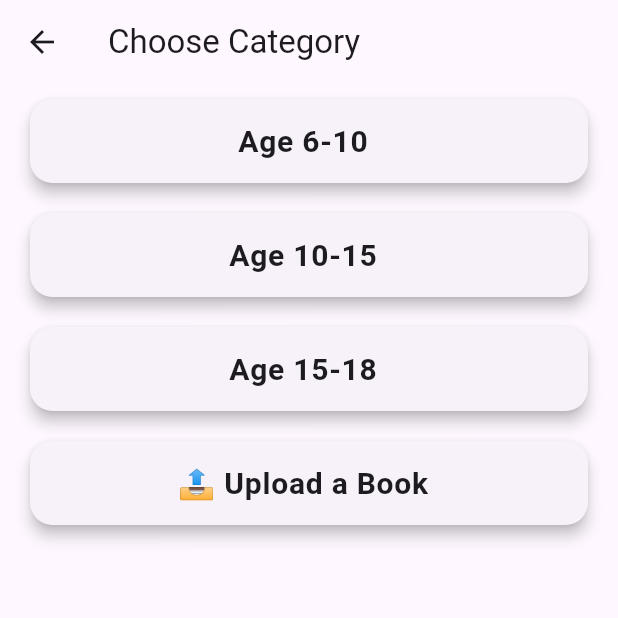
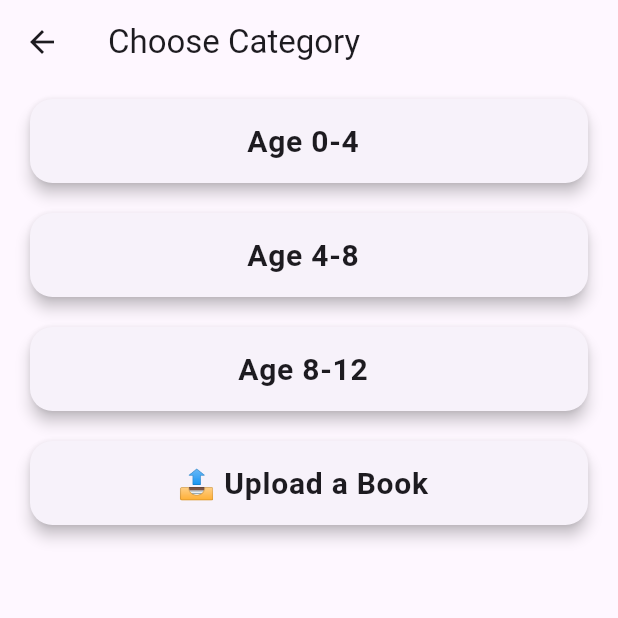
Before and after one commit to davidkotler/FlutterApp, a Flutter app: the screen it shows after launch, after a tap on "Get Started", on a phone screen of 412 x 824 dp, the top half of it. Run offline on Flutter 3.47's test engine with Material 3 defaults, Android fonts, the phone set to English and light mode, and no system bars; our stand-ins replace cloud_firestore, file_picker, firebase_core, supabase_flutter; accounts and stored records are empty; network calls fail.

Commit message:
emulator run

```diff
--- /dev/null
+++ b/books_app/devtools_options.yaml
@@ -0,0 +1,3 @@
+description: This file stores settings for Dart & Flutter DevTools.
+documentation: https://docs.flutter.dev/tools/devtools/extensions#configure-extension-enablement-states
+extensions:
--- a/books_app/lib/pages/category_page.dart
+++ b/books_app/lib/pages/category_page.dart
@@ -8,7 +8,7 @@ class CategoryPage extends StatelessWidget {
 
   @override
   Widget build(BuildContext context) {
-    final categories = ["Age 6-10", "Age 10-15", "Age 15-18"];
+    final categories = ["Age 0-4", "Age 4-8", "Age 8-12"];
 
     return Scaffold(
       appBar: AppBar(title: const Text("Choose Category")),
--- a/books_app/lib/pages/upload_page.dart
+++ b/books_app/lib/pages/upload_page.dart
@@ -2,7 +2,6 @@ import 'package:flutter/material.dart';
 import 'package:file_picker/file_picker.dart';
 import 'package:supabase_flutter/supabase_flutter.dart';
 import 'package:cloud_firestore/cloud_firestore.dart';
-import 'dart:typed_data';
 
 class UploadPage extends StatefulWidget {
   const UploadPage({super.key});
@@ -62,6 +61,7 @@ class _UploadPageState extends State<UploadPage> {
       print('Upload error: $e');
       return null;
     }
+    return null;
   }
 
   Future<void> _uploadBook() async {
--- a/books_app/lib/pages/welcome_page.dart
+++ b/books_app/lib/pages/welcome_page.dart
@@ -13,18 +13,32 @@ class WelcomePage extends StatelessWidget {
           children: [
             Text(
               '📚 Welcome to BookApp',
-              style: TextStyle(fontSize: 26, fontWeight: FontWeight.bold),
+              style: TextStyle(fontSize: 35, fontWeight: FontWeight.bold),
             ),
-            const SizedBox(height: 20),
-            ElevatedButton(
-              child: const Text("Get Started"),
-              onPressed: () {
-                Navigator.push(
-                  context,
-                  MaterialPageRoute(builder: (_) => const CategoryPage()),
+             Image.network(
+              'https://img.freepik.com/free-vector/hand-drawn-flat-design-stack-books-illustration_23-2149341898.jpg?semt=ais_items_boosted&w=740',
+              height: 400,
+              width: 350,
+              fit: BoxFit.cover,
+            ),
+
+            const SizedBox(height: 10),
+            SizedBox(
+              width: 250,
+              height: 50,
+              child: ElevatedButton(
+                child: const Text(
+                  "Get Started",
+                  style: TextStyle(fontSize: 28),
+                ),
+                onPressed: () {
+                  Navigator.push(
+                    context,
+                    MaterialPageRoute(builder: (_) => const CategoryPage()),
                 );
               },
             ),
+        ),
           ],
         ),
       ),
--- a/books_app/lib/widgets/book_card.dart
+++ b/books_app/lib/widgets/book_card.dart
@@ -1,8 +1,5 @@
 import 'package:flutter/material.dart';
-import 'package:dio/dio.dart';
 import 'package:path_provider/path_provider.dart';
-import 'package:permission_handler/permission_handler.dart';
-import 'package:url_launcher/url_launcher.dart';
 import 'dart:io';
 import 'package:http/http.dart' as http;
 
@@ -24,7 +21,7 @@ class BookCard extends StatelessWidget {
 
   Future<void> _launchPDF(String url, String type) async {
     final directory = await getApplicationDocumentsDirectory();
-    final filePath = '${directory.path}/${bookId}${type}';
+    final filePath = '${directory.path}/$bookId$type';
     final file = File(filePath);
     final String bookUrl = url;
 
--- a/books_app/lib/widgets/category_card.dart
+++ b/books_app/lib/widgets/category_card.dart
@@ -4,7 +4,7 @@ class CategoryCard extends StatelessWidget {
   final String title;
   final VoidCallback onTap;
 
-  const CategoryCard({required this.title, required this.onTap});
+  const CategoryCard({super.key, required this.title, required this.onTap});
 
   @override
   Widget build(BuildContext context) {
```
Also changed, not shown: books_app/pubspec.yaml (+8 -8 lines), books_app/pubspec.lock, 9 other files.
